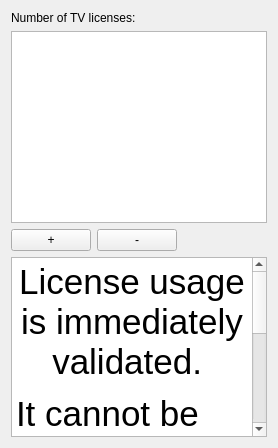
This is FWAdminLib/TVAdminWidget.ui in fw-dev/translations as Qt 5 draws it before an edit. The edited form follows.
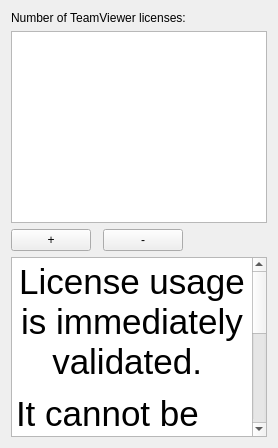
This is the edited form. Custom widgets are drawn as their Qt base class.

What changed in the file:
```diff
--- a/FWAdminLib/TVAdminWidget.ui
+++ b/FWAdminLib/TVAdminWidget.ui
@@ -11,7 +11,7 @@
     <item row="0" column="0" colspan="2" >
       <widget class="QLabel" name='TvUserNumLabel'>
         <property name="text">
-        <string>Number of TV licenses:</string>
+        <string>Number of TeamViewer licenses:</string>
         </property>
       </widget>
     </item>
```
